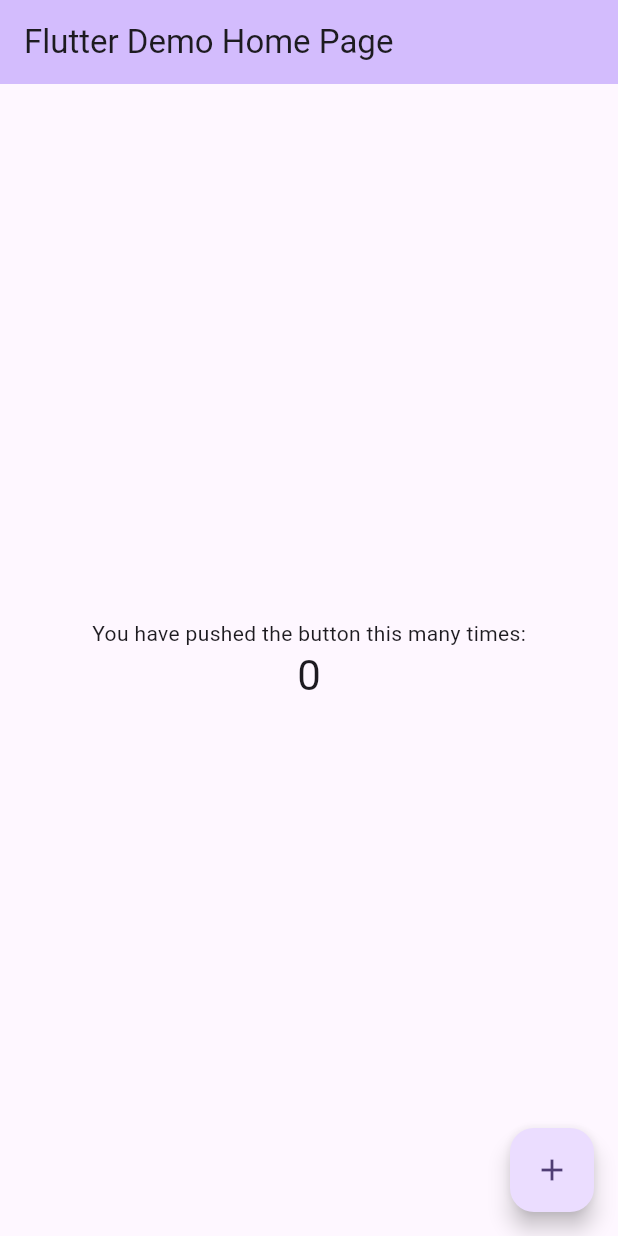
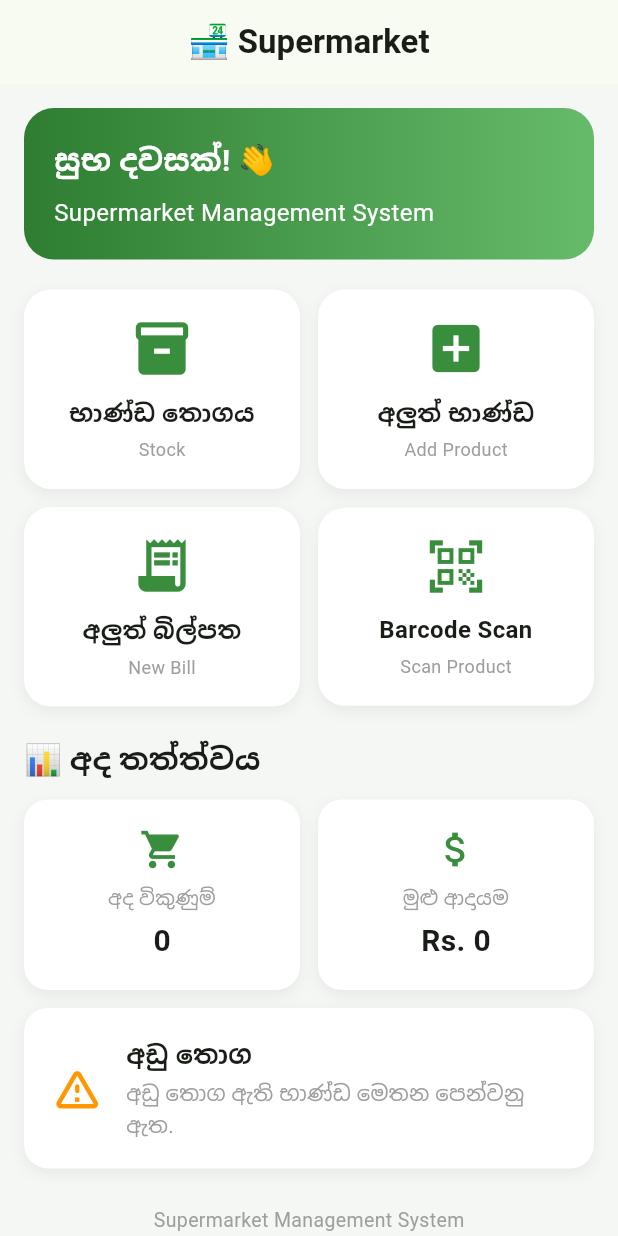
Before and after one commit to srimalharsha/supermarket_app, a Flutter app: the screen it shows after launch, on a phone screen of 412 x 824 dp. Run offline on Flutter 3.47's test engine with Material 3 defaults, Android fonts, the phone set to English and light mode, and no system bars.

Commit message:
Add supermarket dashboard UI

```diff
--- a/lib/main.dart
+++ b/lib/main.dart
@@ -1,122 +1,337 @@
 import 'package:flutter/material.dart';
 
 void main() {
-  runApp(const MyApp());
+  runApp(const SupermarketApp());
 }
 
-class MyApp extends StatelessWidget {
-  const MyApp({super.key});
+class SupermarketApp extends StatelessWidget {
+  const SupermarketApp({super.key});
 
-  // This widget is the root of your application.
   @override
   Widget build(BuildContext context) {
     return MaterialApp(
-      title: 'Flutter Demo',
+      debugShowCheckedModeBanner: false,
+      title: 'Supermarket App',
       theme: ThemeData(
-        // This is the theme of your application.
-        //
-        // TRY THIS: Try running your application with "flutter run". You'll see
-        // the application has a purple toolbar. Then, without quitting the app,
-        // try changing the seedColor in the colorScheme below to Colors.green
-        // and then invoke "hot reload" (save your changes or press the "hot
-        // reload" button in a Flutter-supported IDE, or press "r" if you used
-        // the command line to start the app).
-        //
-        // Notice that the counter didn't reset back to zero; the application
-        // state is not lost during the reload. To reset the state, use hot
-        // restart instead.
-        //
-        // This works for code too, not just values: Most code changes can be
-        // tested with just a hot reload.
-        colorScheme: .fromSeed(seedColor: Colors.deepPurple),
+        useMaterial3: true,
+        colorSchemeSeed: Colors.green,
+        scaffoldBackgroundColor: const Color(0xFFF5F7F5),
       ),
-      home: const MyHomePage(title: 'Flutter Demo Home Page'),
+      home: const HomePage(),
     );
   }
 }
 
-class MyHomePage extends StatefulWidget {
-  const MyHomePage({super.key, required this.title});
-
-  // This widget is the home page of your application. It is stateful, meaning
-  // that it has a State object (defined below) that contains fields that affect
-  // how it looks.
-
-  // This class is the configuration for the state. It holds the values (in this
-  // case the title) provided by the parent (in this case the App widget) and
-  // used by the build method of the State. Fields in a Widget subclass are
-  // always marked "final".
-
-  final String title;
-
-  @override
-  State<MyHomePage> createState() => _MyHomePageState();
-}
-
-class _MyHomePageState extends State<MyHomePage> {
-  int _counter = 0;
-
-  void _incrementCounter() {
-    setState(() {
-      // This call to setState tells the Flutter framework that something has
-      // changed in this State, which causes it to rerun the build method below
-      // so that the display can reflect the updated values. If we changed
-      // _counter without calling setState(), then the build method would not be
-      // called again, and so nothing would appear to happen.
-      _counter++;
-    });
-  }
+class HomePage extends StatelessWidget {
+  const HomePage({super.key});
 
   @override
   Widget build(BuildContext context) {
-    // This method is rerun every time setState is called, for instance as done
-    // by the _incrementCounter method above.
-    //
-    // The Flutter framework has been optimized to make rerunning build methods
-    // fast, so that you can just rebuild anything that needs updating rather
-    // than having to individually change instances of widgets.
     return Scaffold(
       appBar: AppBar(
-        // TRY THIS: Try changing the color here to a specific color (to
-        // Colors.amber, perhaps?) and trigger a hot reload to see the AppBar
-        // change color while the other colors stay the same.
-        backgroundColor: Theme.of(context).colorScheme.inversePrimary,
-        // Here we take the value from the MyHomePage object that was created by
-        // the App.build method, and use it to set our appbar title.
-        title: Text(widget.title),
+        title: const Text(
+          '🏪 Supermarket',
+          style: TextStyle(fontWeight: FontWeight.bold),
+        ),
+        centerTitle: true,
       ),
-      body: Center(
-        // Center is a layout widget. It takes a single child and positions it
-        // in the middle of the parent.
+      body: SingleChildScrollView(
+        padding: const EdgeInsets.all(16),
         child: Column(
-          // Column is also a layout widget. It takes a list of children and
-          // arranges them vertically. By default, it sizes itself to fit its
-          // children horizontally, and tries to be as tall as its parent.
-          //
-          // Column has various properties to control how it sizes itself and
-          // how it positions its children. Here we use mainAxisAlignment to
-          // center the children vertically; the main axis here is the vertical
-          // axis because Columns are vertical (the cross axis would be
-          // horizontal).
-          //
-          // TRY THIS: Invoke "debug painting" (choose the "Toggle Debug Paint"
-          // action in the IDE, or press "p" in the console), to see the
-          // wireframe for each widget.
-          mainAxisAlignment: .center,
+          crossAxisAlignment: CrossAxisAlignment.stretch,
           children: [
-            const Text('You have pushed the button this many times:'),
-            Text(
-              '$_counter',
-              style: Theme.of(context).textTheme.headlineMedium,
+            Container(
+              padding: const EdgeInsets.all(20),
+              decoration: BoxDecoration(
+                gradient: const LinearGradient(
+                  colors: [
+                    Color(0xFF2E7D32),
+                    Color(0xFF66BB6A),
+                  ],
+                ),
+                borderRadius: BorderRadius.circular(20),
+              ),
+              child: const Column(
+                crossAxisAlignment: CrossAxisAlignment.start,
+                children: [
+                  Text(
+                    'සුභ දවසක්! 👋',
+                    style: TextStyle(
+                      color: Colors.white,
+                      fontSize: 20,
+                      fontWeight: FontWeight.bold,
+                    ),
+                  ),
+                  SizedBox(height: 8),
+                  Text(
+                    'Supermarket Management System',
+                    style: TextStyle(
+                      color: Colors.white,
+                      fontSize: 16,
+                    ),
+                  ),
+                ],
+              ),
+            ),
+
+            const SizedBox(height: 20),
+
+            Row(
+              children: [
+                Expanded(
+                  child: _MenuCard(
+                    icon: Icons.inventory_2,
+                    title: 'භාණ්ඩ තොගය',
+                    subtitle: 'Stock',
+                    onTap: () {},
+                  ),
+                ),
+                const SizedBox(width: 12),
+                Expanded(
+                  child: _MenuCard(
+                    icon: Icons.add_box,
+                    title: 'අලුත් භාණ්ඩ',
+                    subtitle: 'Add Product',
+                    onTap: () {},
+                  ),
+                ),
+              ],
+            ),
+
+            const SizedBox(height: 12),
+
+            Row(
+              children: [
+                Expanded(
+                  child: _MenuCard(
+                    icon: Icons.receipt_long,
+                    title: 'අලුත් බිල්පත',
+                    subtitle: 'New Bill',
+                    onTap: () {},
+                  ),
+                ),
+                const SizedBox(width: 12),
+                Expanded(
+                  child: _MenuCard(
+                    icon: Icons.qr_code_scanner,
+                    title: 'Barcode Scan',
+                    subtitle: 'Scan Product',
+                    onTap: () {},
+                  ),
+                ),
+              ],
+            ),
+
+            const SizedBox(height: 20),
+
+            const Text(
+              '📊 අද තත්ත්වය',
+              style: TextStyle(
+                fontSize: 20,
+                fontWeight: FontWeight.bold,
+              ),
+            ),
+
+            const SizedBox(height: 12),
+
+            Row(
+              children: [
+                Expanded(
+                  child: _SummaryCard(
+                    icon: Icons.shopping_cart,
+                    title: 'අද විකුණුම්',
+                    value: '0',
+                  ),
+                ),
+                const SizedBox(width: 12),
+                Expanded(
+                  child: _SummaryCard(
+                    icon: Icons.attach_money,
+                    title: 'මුළු ආදායම',
+                    value: 'Rs. 0',
+                  ),
+                ),
+              ],
+            ),
+
+            const SizedBox(height: 12),
+
+            Container(
+              padding: const EdgeInsets.all(18),
+              decoration: BoxDecoration(
+                color: Colors.white,
+                borderRadius: BorderRadius.circular(16),
+                boxShadow: [
+                  BoxShadow(
+                    color: Colors.black.withValues(alpha: 0.06),
+                    blurRadius: 8,
+                    offset: const Offset(0, 3),
+                  ),
+                ],
+              ),
+              child: const Row(
+                children: [
+                  Icon(
+                    Icons.warning_amber_rounded,
+                    color: Colors.orange,
+                    size: 35,
+                  ),
+                  SizedBox(width: 15),
+                  Expanded(
+                    child: Column(
+                      crossAxisAlignment: CrossAxisAlignment.start,
+                      children: [
+                        Text(
+                          'අඩු තොග',
+                          style: TextStyle(
+                            fontSize: 17,
+                            fontWeight: FontWeight.bold,
+                          ),
+                        ),
+                        SizedBox(height: 4),
+                        Text(
+                          'අඩු තොග ඇති භාණ්ඩ මෙතන පෙන්වනු ඇත.',
+                          style: TextStyle(color: Colors.grey),
+                        ),
+                      ],
+                    ),
+                  ),
+                ],
+              ),
+            ),
+
+            const SizedBox(height: 25),
+
+            const Center(
+              child: Text(
+                'Supermarket Management System',
+                style: TextStyle(
+                  color: Colors.grey,
+                  fontSize: 13,
+                ),
+              ),
             ),
           ],
         ),
       ),
-      floatingActionButton: FloatingActionButton(
-        onPressed: _incrementCounter,
-        tooltip: 'Increment',
-        child: const Icon(Icons.add),
+    );
+  }
+}
+
+class _MenuCard extends StatelessWidget {
+  final IconData icon;
+  final String title;
+  final String subtitle;
+  final VoidCallback onTap;
+
+  const _MenuCard({
+    required this.icon,
+    required this.title,
+    required this.subtitle,
+    required this.onTap,
+  });
+
+  @override
+  Widget build(BuildContext context) {
+    return InkWell(
+      onTap: onTap,
+      borderRadius: BorderRadius.circular(18),
+      child: Container(
+        padding: const EdgeInsets.all(18),
+        decoration: BoxDecoration(
+          color: Colors.white,
+          borderRadius: BorderRadius.circular(18),
+          boxShadow: [
+            BoxShadow(
+              color: Colors.black.withValues(alpha: 0.06),
+              blurRadius: 8,
+              offset: const Offset(0, 3),
+            ),
+          ],
+        ),
+        child: Column(
+          children: [
+            Icon(
+              icon,
+              size: 42,
+              color: Colors.green.shade700,
+            ),
+            const SizedBox(height: 10),
+            Text(
+              title,
+              textAlign: TextAlign.center,
+              style: const TextStyle(
+                fontSize: 16,
+                fontWeight: FontWeight.bold,
+              ),
+            ),
+            const SizedBox(height: 4),
+            Text(
+              subtitle,
+              style: const TextStyle(
+                color: Colors.grey,
+                fontSize: 12,
+              ),
+            ),
+          ],
+        ),
       ),
     );
   }
 }
+
+class _SummaryCard extends StatelessWidget {
+  final IconData icon;
+  final String title;
+  final String value;
+
+  const _SummaryCard({
+    required this.icon,
+    required this.title,
+    required this.value,
+  });
+
+  @override
+  Widget build(BuildContext context) {
+    return Container(
+      padding: const EdgeInsets.all(18),
+      decoration: BoxDecoration(
+        color: Colors.white,
+        borderRadius: BorderRadius.circular(16),
+        boxShadow: [
+          BoxShadow(
+            color: Colors.black.withValues(alpha: 0.06),
+            blurRadius: 8,
+            offset: const Offset(0, 3),
+          ),
+        ],
+      ),
+      child: Column(
+        children: [
+          Icon(
+            icon,
+            size: 30,
+            color: Colors.green.shade700,
+          ),
+          const SizedBox(height: 8),
+          Text(
+            title,
+            textAlign: TextAlign.center,
+            style: const TextStyle(
+              fontSize: 13,
+              color: Colors.grey,
+            ),
+          ),
+          const SizedBox(height: 5),
+          Text(
+            value,
+            style: const TextStyle(
+              fontSize: 20,
+              fontWeight: FontWeight.bold,
+            ),
+          ),
+        ],
+      ),
+    );
+  }
+}
```
